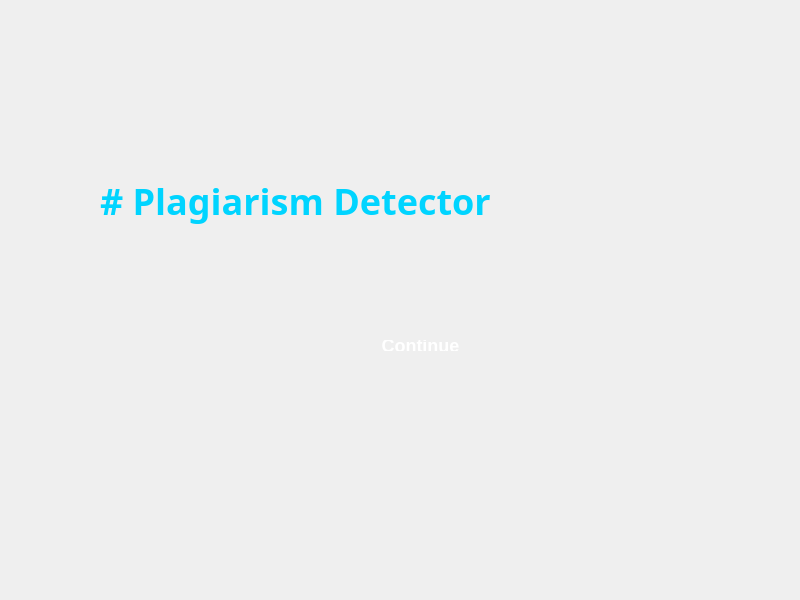
The window that mainwindow.ui (m-muneebrehman/pd) describes before a commit, drawn with Qt 5.
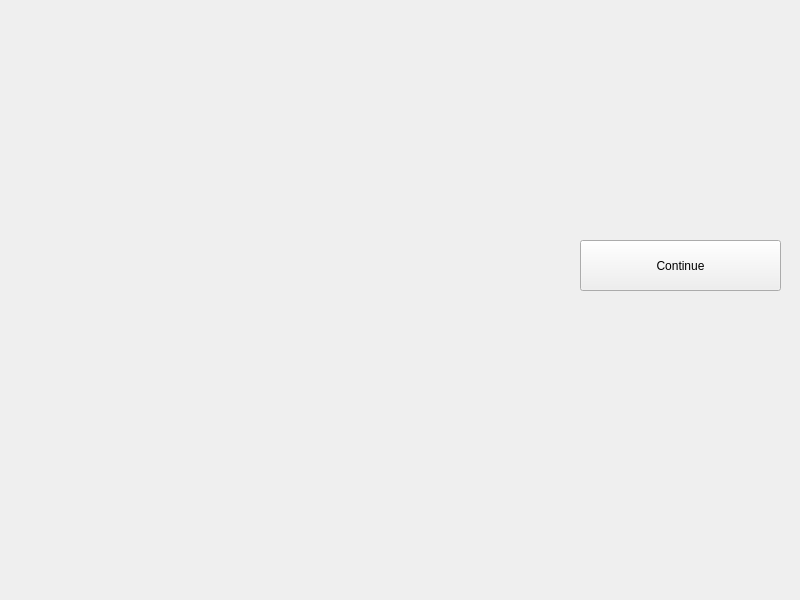
The same window after the commit.

The edit to the form file:
```diff
--- a/mainwindow.ui
+++ b/mainwindow.ui
@@ -14,163 +14,19 @@
    <string>MainWindow</string>
   </property>
   <property name="styleSheet">
-   <string notr="true">/* Main window with a gradient background */
-QMainWindow {
-    background: qlineargradient(to bottom right, #1E2A38, #3A506B); /* Subtle gradient */
-    font-family: 'Arial', sans-serif; /* Clean, modern font */
-    color: #F4F4F9; /* Light text for contrast */
-    border: none; /* Ensure no unwanted borders appear */
-}
-
-/* Style for labels */
-QLabel {
-    color: #F4F4F9; /* Light text */
-    font-size: 28px; /* Adjusted for better visibility */
-    font-weight: bold; /* Slight emphasis */
-    text-align: center;
-}
-
-/* Title-specific styling */
-QLabel#title {
-    font-size: 36px; /* Emphasized title */
-    color: #00D4FF; /* Eye-catching neon blue */
-    margin-top: 20px; /* Added spacing if needed */
-}
-
-/* Style for buttons */
-QPushButton {
-    background: qlineargradient(to bottom, #007BFF, #0056B3); /* Modern blue gradient */
-    color: #FFFFFF; /* White text for readability */
-    border: none; /* No border for minimalism */
-    border-radius: 10px; /* Soft corners */
-    padding: 10px 20px; /* Comfortable padding */
-    font-size: 18px; /* Appropriately sized font */
-    font-weight: bold; /* Emphasize button text */
-    margin-top: 20px; /* Space from other elements */
-}
-
-/* Hover effect for buttons */
-QPushButton:hover {
-    background: qlineargradient(to bottom, #0056B3, #003B73); /* Darker blue on hover */
-    color: #F4F4F9; /* Light text */
-    cursor: pointer; /* Change cursor to pointer for hover effect */
-}
-
-/* Disable QPushButton default focus outline */
-QPushButton:focus {
-    outline: none;
-}
-
-/* Style for line edits */
-QLineEdit {
-    background-color: #2C3E50; /* Dark input box */
-    color: #F4F4F9; /* Light text */
-    border: 2px solid #00D4FF; /* Neon blue border */
-    border-radius: 8px; /* Soft corners */
-    padding: 8px; /* Comfortable padding */
-    font-size: 16px; /* Legible text */
-}
-
-/* Focus effect for line edits */
-QLineEdit:focus {
-    border-color: #007BFF; /* Brighter blue on focus */
-    outline: none; /* Remove default focus outline */
-}
-
-/* General adjustments */
-* {
-    margin: 0;
-    padding: 0;
-    box-sizing: border-box;
-}
-</string>
+   <string notr="true"/>
   </property>
   <widget class="QWidget" name="centralwidget">
    <property name="styleSheet">
-    <string notr="true">/* Main window with a gradient background */
-QMainWindow {
-    background: qlineargradient(to bottom right, #1E2A38, #3A506B); /* Subtle gradient */
-    font-family: 'Arial', sans-serif; /* Clean, modern font */
-    color: #F4F4F9; /* Light text for contrast */
-}
-
-/* Style for labels (minimalistic design) */
-QLabel {
-    color: #F4F4F9; /* Light text */
-    font-size: 24px; /* Clean size */
-    font-weight: bold; /* Slight emphasis */
-    text-align: center;
-}
-
-/* Title-specific styling */
-QLabel#title {
-    font-size: 32px; /* Emphasized title */
-    color: #00D4FF; /* Eye-catching neon blue */
-}
-
-/* Style for buttons */
-QPushButton {
-    background: qlineargradient(to bottom, #007BFF, #0056B3); /* Modern blue gradient */
-    color: #FFFFFF; /* White text for readability */
-    border: none; /* No border for minimalism */
-    border-radius: 10px; /* Soft corners */
-    padding: 10px 20px; /* Comfortable padding */
-    font-size: 18px; /* Appropriately sized font */
-    font-weight: bold; /* Emphasize button text */
-}
-
-/* Hover effect for buttons */
-QPushButton:hover {
-    background: qlineargradient(to bottom, #0056B3, #003B73); /* Darker blue on hover */
-    color: #F4F4F9; /* Light text */
-}
-
-/* Style for line edits */
-QLineEdit {
-    background-color: #2C3E50; /* Dark input box */
-    color: #F4F4F9; /* Light text */
-    border: 2px solid #00D4FF; /* Neon blue border */
-    border-radius: 8px; /* Soft corners */
-    padding: 8px; /* Comfortable padding */
-    font-size: 16px; /* Legible text */
-}
-
-/* Focus effect for line edits */
-QLineEdit:focus {
-    border-color: #007BFF; /* Brighter blue on focus */
-    outline: none; /* Remove default focus outline */
-}
-
-/* Style for QListWidget */
-QListWidget {
-    background-color: #2C3E50; /* Dark background */
-    color: #F4F4F9; /* Light text */
-    border: none; /* Minimalist design */
-    border-radius: 8px; /* Rounded edges */
-    padding: 8px; /* Comfortable spacing */
-    font-size: 16px; /* Clean font size */
-}
-
-/* Style for selected items in QListWidget */
-QListWidget::item:selected {
-    background-color: #00D4FF; /* Highlight color */
-    color: #FFFFFF; /* Text color for contrast */
-}
-
-/* Hover effect for QListWidget items */
-QListWidget::item:hover {
-    background-color: #007BFF; /* Subtle blue hover effect */
-    color: #FFFFFF; /* Light text */
-}
-</string>
+    <string notr="true"/>
    </property>
    <widget class="QLabel" name="title">
     <property name="geometry">
      <rect>
-      <x>90</x>
-      <y>120</y>
-      <width>681</width>
-      <height>141</height>
+      <x>0</x>
+      <y>0</y>
+      <width>801</width>
+      <height>601</height>
      </rect>
     </property>
     <property name="font">
@@ -186,7 +42,7 @@
 }</string>
     </property>
     <property name="text">
-     <string># Plagiarism Detector</string>
+     <string/>
     </property>
     <property name="textFormat">
      <enum>Qt::TextFormat::MarkdownText</enum>
@@ -195,8 +51,8 @@
    <widget class="QPushButton" name="pushButton">
     <property name="geometry">
      <rect>
-      <x>320</x>
-      <y>310</y>
+      <x>580</x>
+      <y>240</y>
       <width>201</width>
       <height>51</height>
      </rect>
```
Left out of the diff: 3 changed lines with no effect on the pictures.
